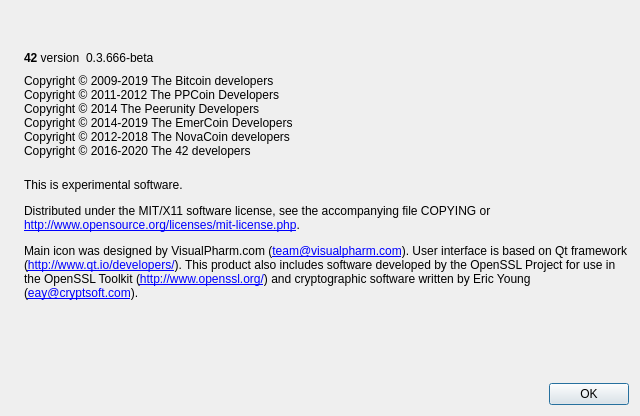
Old version of the form src/qt/forms/aboutdialog.ui in the repository jley81/42.
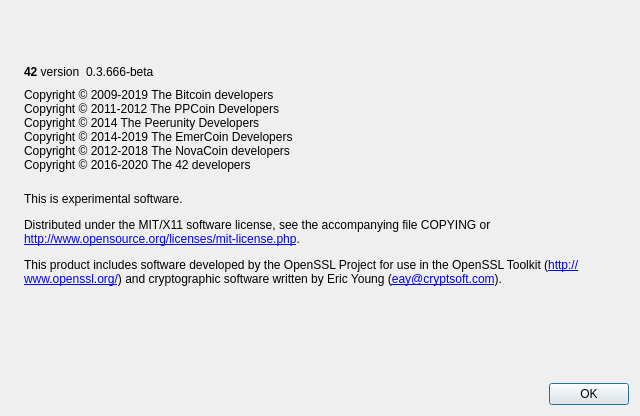
New version of the form. Icons and pictures are not drawn.

Commit message:
Revert "Move Qt credits to about dialog."
This reverts commit 5398c4f48086d23fc5063808445409c4d0d9bbb5.

Patch:
```diff
--- a/src/qt/forms/aboutdialog.ui
+++ b/src/qt/forms/aboutdialog.ui
@@ -112,7 +112,7 @@
         <cursorShape>IBeamCursor</cursorShape>
        </property>
        <property name="text">
-        <string>&lt;html&gt;&lt;head/&gt;&lt;body&gt;&lt;p&gt;&lt;br/&gt;This is experimental software.&lt;/p&gt;&lt;p&gt;Distributed under the MIT/X11 software license, see the accompanying file COPYING or &lt;br/&gt;&lt;a href=&quot;http://www.opensource.org/licenses/mit-license.php&quot;&gt;&lt;span style=&quot; text-decoration: underline; color:#0000ff;&quot;&gt;http://www.opensource.org/licenses/mit-license.php&lt;/span&gt;&lt;/a&gt;.&lt;/p&gt;&lt;p&gt;Main icon was designed by VisualPharm.com (&lt;a href=&quot;mailto:team@visualpharm.com&quot;&gt;&lt;span style=&quot; text-decoration: underline; color:#0000ff;&quot;&gt;team@visualpharm.com&lt;/span&gt;&lt;/a&gt;). User interface is based on Qt framework (&lt;a href=&quot;http://www.qt.io/developers/&quot;&gt;&lt;span style=&quot; text-decoration: underline; color:#0000ff;&quot;&gt;http://www.qt.io/developers/&lt;/span&gt;&lt;/a&gt;). This product also includes software developed by the OpenSSL Project for use in the OpenSSL Toolkit (&lt;a href=&quot;http://www.openssl.org/&quot;&gt;&lt;span style=&quot; text-decoration: underline; color:#0000ff;&quot;&gt;http://www.openssl.org/&lt;/span&gt;&lt;/a&gt;) and cryptographic software written by Eric Young (&lt;a href=&quot;mailto:eay@cryptsoft.com&quot;&gt;&lt;span style=&quot; text-decoration: underline; color:#0000ff;&quot;&gt;eay@cryptsoft.com&lt;/span&gt;&lt;/a&gt;).&lt;/p&gt;&lt;p&gt;&lt;br/&gt;&lt;/p&gt;&lt;/body&gt;&lt;/html&gt;</string>
+        <string>&lt;html&gt;&lt;head/&gt;&lt;body&gt;&lt;p&gt;&lt;br/&gt;This is experimental software.&lt;/p&gt;&lt;p&gt;Distributed under the MIT/X11 software license, see the accompanying file COPYING or &lt;br/&gt;&lt;a href=&quot;http://www.opensource.org/licenses/mit-license.php&quot;&gt;&lt;span style=&quot; text-decoration: underline; color:#0000ff;&quot;&gt;http://www.opensource.org/licenses/mit-license.php&lt;/span&gt;&lt;/a&gt;.&lt;/p&gt;&lt;p&gt; This product includes software developed by the OpenSSL Project for use in the OpenSSL Toolkit (&lt;a href=&quot;http://www.openssl.org/&quot;&gt;&lt;span style=&quot; text-decoration: underline; color:#0000ff;&quot;&gt;http://www.openssl.org/&lt;/span&gt;&lt;/a&gt;) and cryptographic software written by Eric Young (&lt;a href=&quot;mailto:eay@cryptsoft.com&quot;&gt;&lt;span style=&quot; text-decoration: underline; color:#0000ff;&quot;&gt;eay@cryptsoft.com&lt;/span&gt;&lt;/a&gt;).&lt;/p&gt;&lt;p&gt;&lt;br/&gt;&lt;/p&gt;&lt;/body&gt;&lt;/html&gt;</string>
        </property>
        <property name="wordWrap">
         <bool>true</bool>
```
The commit also changes 4 other files.
